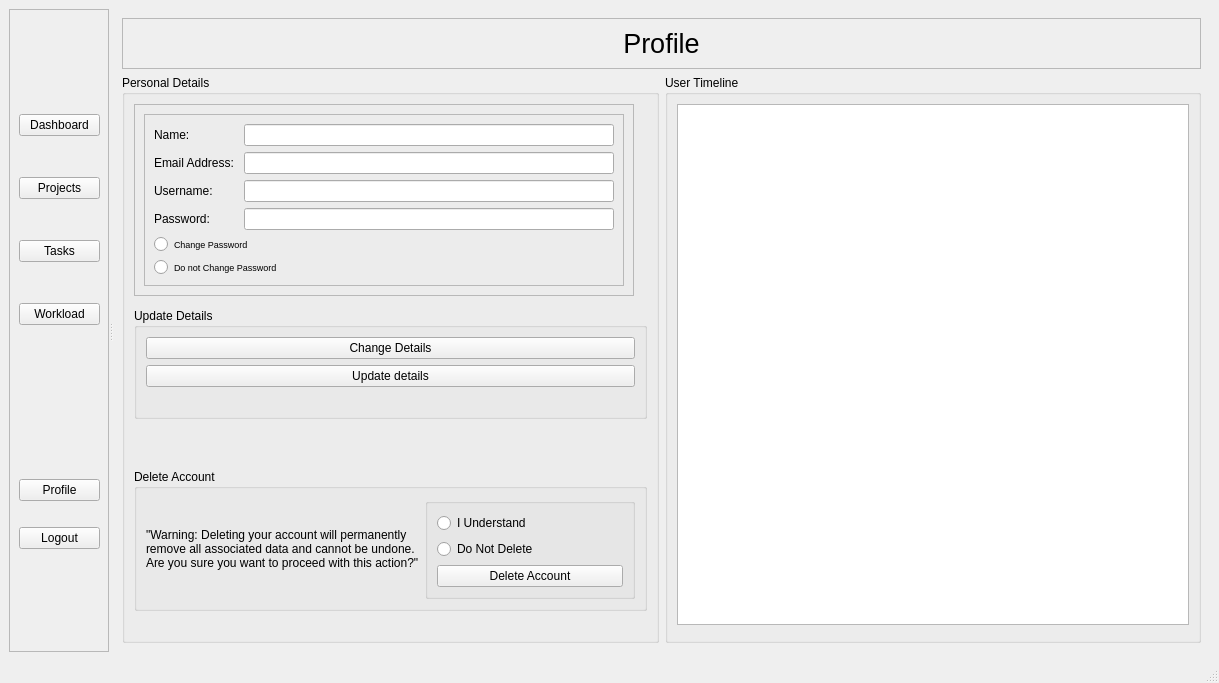
Qt form ui/homeWindow.ui (yasar12123/Soft27101-PMS) before a commit.
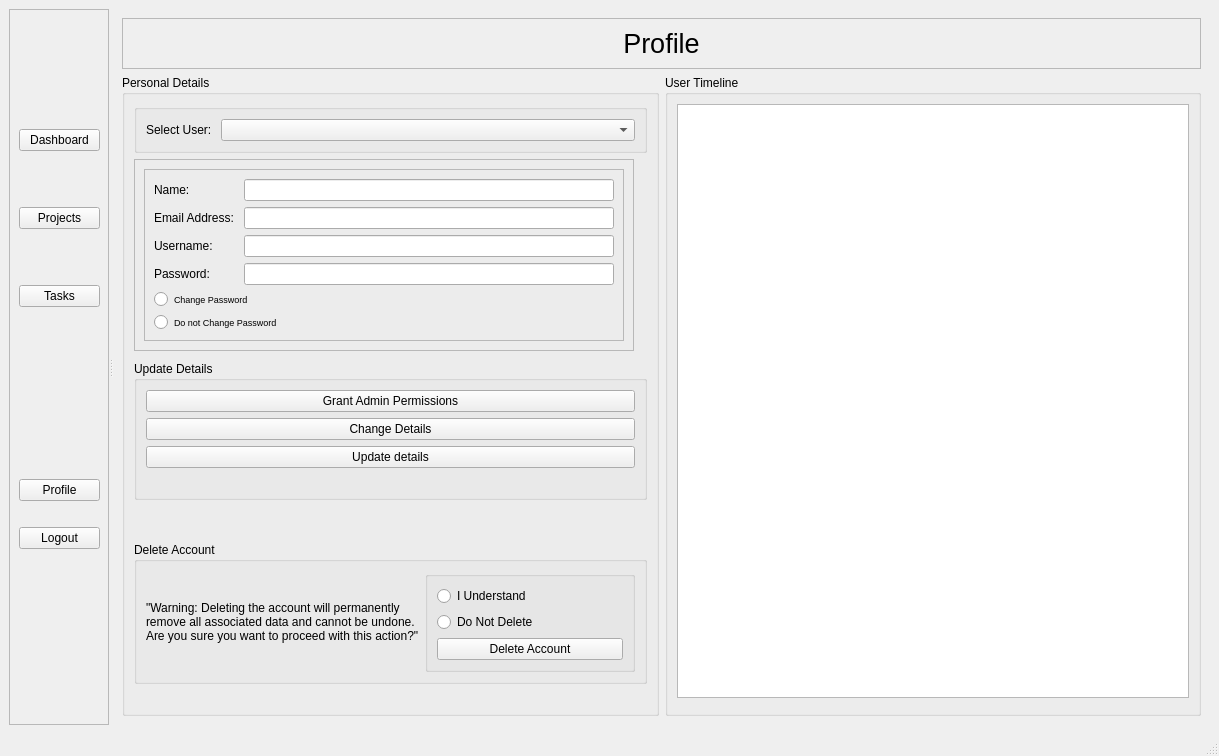
The same form after that commit. The open tabs and pages were chosen to show the change.

Commit message:
added in admin functionality
admin can now change and delete all accounts of users, added project progress to view project ui

```diff
--- a/ui/homeWindow.ui
+++ b/ui/homeWindow.ui
@@ -7,7 +7,7 @@
     <x>0</x>
     <y>0</y>
     <width>1219</width>
-    <height>683</height>
+    <height>756</height>
    </rect>
   </property>
   <property name="windowTitle">
@@ -67,13 +67,6 @@
            </property>
           </widget>
          </item>
-         <item>
-          <widget class="QPushButton" name="workloadButton">
-           <property name="text">
-            <string>Workload</string>
-           </property>
-          </widget>
-         </item>
         </layout>
        </widget>
        <widget class="QWidget" name="layoutWidget">
@@ -802,6 +795,25 @@
              <layout class="QVBoxLayout" name="verticalLayout_26">
               <item>
                <layout class="QVBoxLayout" name="verticalLayout_25">
+                <item>
+                 <widget class="QGroupBox" name="adminSUGB">
+                  <property name="title">
+                   <string/>
+                  </property>
+                  <layout class="QFormLayout" name="formLayout">
+                   <item row="0" column="0">
+                    <widget class="QLabel" name="label_8">
+                     <property name="text">
+                      <string>Select User: </string>
+                     </property>
+                    </widget>
+                   </item>
+                   <item row="0" column="1">
+                    <widget class="QComboBox" name="userSelectCB"/>
+                   </item>
+                  </layout>
+                 </widget>
+                </item>
                 <item>
                  <widget class="QFrame" name="projectPlotFrame_2">
                   <property name="maximumSize">
@@ -943,6 +955,13 @@
                    <string>Update Details</string>
                   </property>
                   <layout class="QVBoxLayout" name="verticalLayout_19">
+                   <item>
+                    <widget class="QPushButton" name="APgrantAdminPermissionButton">
+                     <property name="text">
+                      <string>Grant Admin Permissions</string>
+                     </property>
+                    </widget>
+                   </item>
                    <item>
                     <widget class="QPushButton" name="changeDetailsButton">
                      <property name="text">
@@ -1080,7 +1099,7 @@
                    <item>
                     <widget class="QLabel" name="label_9">
                      <property name="text">
-                      <string>&quot;Warning: Deleting your account will permanently remove all associated data and cannot be undone. Are you sure you want to proceed with this action?&quot;</string>
+                      <string>&quot;Warning: Deleting the account will permanently remove all associated data and cannot be undone. Are you sure you want to proceed with this action?&quot;</string>
                      </property>
                      <property name="wordWrap">
                       <bool>true</bool>
```
The commit also changes 36 other files.
